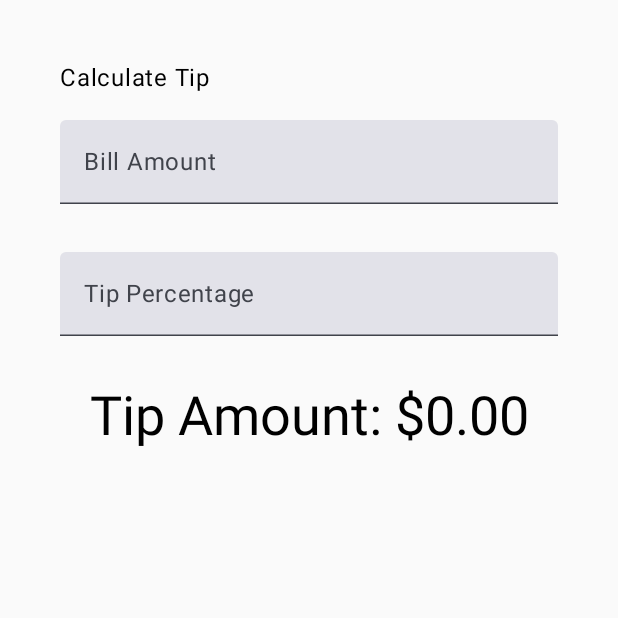
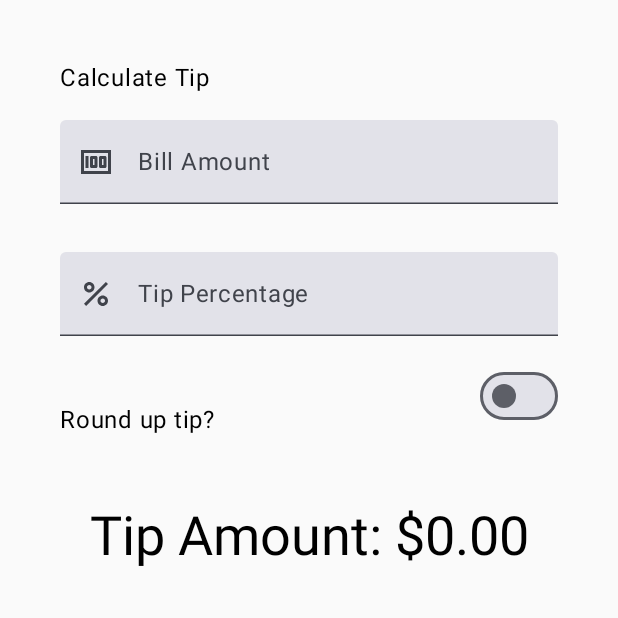
Before and after one commit to quangphatt/learn-android, an Android app built with Jetpack Compose: the screen it shows after launch (MainActivity), on a phone screen of 412 x 824 dp, the top half of it. Run offline under Robolectric (Android 15) with nearby library versions, the phone set to English and light mode, and no system bars.

Commit message:
Round up tip

```diff
--- a/TipTime/app/src/main/java/com/example/tiptime/MainActivity.kt
+++ b/TipTime/app/src/main/java/com/example/tiptime/MainActivity.kt
@@ -1,22 +1,28 @@
 package com.example.tiptime
 
 import android.os.Bundle
+import androidx.compose.material3.Switch
 import androidx.activity.ComponentActivity
 import androidx.activity.compose.setContent
 import androidx.activity.enableEdgeToEdge
+import androidx.annotation.DrawableRes
 import androidx.annotation.StringRes
 import androidx.compose.foundation.layout.Arrangement
 import androidx.compose.foundation.layout.Column
+import androidx.compose.foundation.layout.Row
 import androidx.compose.foundation.layout.Spacer
 import androidx.compose.foundation.layout.fillMaxSize
 import androidx.compose.foundation.layout.fillMaxWidth
 import androidx.compose.foundation.layout.height
 import androidx.compose.foundation.layout.padding
 import androidx.compose.foundation.layout.safeDrawingPadding
+import androidx.compose.foundation.layout.size
 import androidx.compose.foundation.layout.statusBarsPadding
+import androidx.compose.foundation.layout.wrapContentWidth
 import androidx.compose.foundation.rememberScrollState
 import androidx.compose.foundation.text.KeyboardOptions
 import androidx.compose.foundation.verticalScroll
+import androidx.compose.material3.Icon
 import androidx.compose.material3.MaterialTheme
 import androidx.compose.material3.Scaffold
 import androidx.compose.material3.Text
@@ -34,6 +40,7 @@ import androidx.compose.runtime.mutableStateOf
 import androidx.compose.runtime.remember
 import androidx.compose.runtime.getValue
 import androidx.compose.runtime.setValue
+import androidx.compose.ui.res.painterResource
 import androidx.compose.ui.text.input.ImeAction
 import androidx.compose.ui.text.input.KeyboardType
 
@@ -55,7 +62,8 @@ fun TipTimeLayout() {
     var tipInput by remember { mutableStateOf("") }
     val amount = amountInput.toDoubleOrNull() ?: 0.0
     val tipPercent = tipInput.toDoubleOrNull() ?: 0.0
-    val tip = calculateTip(amount, tipPercent)
+    var roundUp by remember { mutableStateOf(false) }
+    val tip = calculateTip(amount, tipPercent, roundUp)
 
     Column(
         modifier = Modifier
@@ -74,6 +82,7 @@ fun TipTimeLayout() {
         )
         EditNumberField(
             label = R.string.bill_amount,
+            leadingIcon = R.drawable.money,
             value = amountInput,
             onValueChange = { amountInput = it },
             keyboardOptions = KeyboardOptions.Default.copy(
@@ -86,6 +95,7 @@ fun TipTimeLayout() {
         )
         EditNumberField(
             label = R.string.how_was_the_service,
+            leadingIcon = R.drawable.percent,
             value = tipInput,
             onValueChange = { tipInput = it },
             keyboardOptions = KeyboardOptions.Default.copy(
@@ -93,6 +103,11 @@ fun TipTimeLayout() {
                 imeAction = ImeAction.Done
             ),
             modifier = Modifier.padding(bottom = 32.dp).fillMaxWidth()
+        )
+        RoundTheTipRow(
+            roundUp = roundUp,
+            onRoundUpChanged = { roundUp = it },
+            modifier = Modifier.padding(bottom = 32.dp)
         )
         Text(
             text = stringResource(R.string.tip_amount, tip),
@@ -105,6 +120,7 @@ fun TipTimeLayout() {
 @Composable
 fun EditNumberField(
     @StringRes label: Int,
+    @DrawableRes leadingIcon: Int,
     value: String,
     onValueChange: (String) -> Unit,
     keyboardOptions: KeyboardOptions,
@@ -112,6 +128,7 @@ fun EditNumberField(
 ) {
     TextField(
         value = value,
+        leadingIcon = { Icon(painter = painterResource(id = leadingIcon), null) },
         onValueChange = onValueChange,
         label = { Text(stringResource(label)) },
         singleLine = true,
@@ -120,8 +137,38 @@ fun EditNumberField(
     )
 }
 
-private fun calculateTip(amount: Double, tipPercent: Double = 15.0): String {
-    val tip = tipPercent / 100 * amount
+@Composable
+fun RoundTheTipRow(
+    roundUp: Boolean,
+    onRoundUpChanged: (Boolean) -> Unit,
+    modifier: Modifier = Modifier
+) {
+    Row(
+        modifier = modifier
+            .fillMaxWidth()
+            .size(48.dp),
+        verticalAlignment = Alignment.CenterVertically
+    ) {
+        Text(text = stringResource(R.string.round_up_tip))
+        Switch(
+            checked = roundUp,
+            onCheckedChange = onRoundUpChanged,
+            modifier = modifier
+                .fillMaxWidth()
+                .wrapContentWidth(Alignment.End),
+        )
+    }
+}
+
+private fun calculateTip(
+    amount: Double,
+    tipPercent: Double = 15.0,
+    roundUp: Boolean
+): String {
+    var tip = tipPercent / 100 * amount
+    if (roundUp) {
+        tip = kotlin.math.ceil(tip)
+    }
     return NumberFormat.getCurrencyInstance().format(tip)
 }
 
--- /dev/null
+++ b/TipTime/app/src/main/res/drawable/money.xml
@@ -0,0 +1,22 @@
+<!--
+  ~ Copyright (C) 2023 The Android Open Source Project
+  ~
+  ~ Licensed under the Apache License, Version 2.0 (the "License");
+  ~ you may not use this file except in compliance with the License.
+  ~ You may obtain a copy of the License at
+  ~
+  ~      https://www.apache.org/licenses/LICENSE-2.0
+  ~
+  ~ Unless required by applicable law or agreed to in writing, software
+  ~ distributed under the License is distributed on an "AS IS" BASIS,
+  ~ WITHOUT WARRANTIES OR CONDITIONS OF ANY KIND, either express or implied.
+  ~ See the License for the specific language governing permissions and
+  ~ limitations under the License.
+  -->
+
+<vector android:height="24dp" android:tint="#000000"
+    android:viewportHeight="24" android:viewportWidth="24"
+    android:width="24dp" xmlns:android="http://schemas.android.com/apk/res/android">
+    <path android:fillColor="@android:color/white" android:pathData="M5,8h2v8L5,16zM12,8L9,8c-0.55,0 -1,0.45 -1,1v6c0,0.55 0.45,1 1,1h3c0.55,0 1,-0.45 1,-1L13,9c0,-0.55 -0.45,-1 -1,-1zM11,14h-1v-4h1v4zM18,8h-3c-0.55,0 -1,0.45 -1,1v6c0,0.55 0.45,1 1,1h3c0.55,0 1,-0.45 1,-1L19,9c0,-0.55 -0.45,-1 -1,-1zM17,14h-1v-4h1v4z"/>
+    <path android:fillColor="@android:color/white" android:pathData="M2,4v16h20L22,4L2,4zM4,18L4,6h16v12L4,18z"/>
+</vector>
--- /dev/null
+++ b/TipTime/app/src/main/res/drawable/percent.xml
@@ -0,0 +1,23 @@
+<!--
+  ~ Copyright (C) 2023 The Android Open Source Project
+  ~
+  ~ Licensed under the Apache License, Version 2.0 (the "License");
+  ~ you may not use this file except in compliance with the License.
+  ~ You may obtain a copy of the License at
+  ~
+  ~      https://www.apache.org/licenses/LICENSE-2.0
+  ~
+  ~ Unless required by applicable law or agreed to in writing, software
+  ~ distributed under the License is distributed on an "AS IS" BASIS,
+  ~ WITHOUT WARRANTIES OR CONDITIONS OF ANY KIND, either express or implied.
+  ~ See the License for the specific language governing permissions and
+  ~ limitations under the License.
+  -->
+
+<vector android:height="24dp" android:tint="#000000"
+    android:viewportHeight="24" android:viewportWidth="24"
+    android:width="24dp" xmlns:android="http://schemas.android.com/apk/res/android">
+    <path android:fillColor="@android:color/white" android:pathData="M7.5,11C9.43,11 11,9.43 11,7.5S9.43,4 7.5,4S4,5.57 4,7.5S5.57,11 7.5,11zM7.5,6C8.33,6 9,6.67 9,7.5S8.33,9 7.5,9S6,8.33 6,7.5S6.67,6 7.5,6z"/>
+    <path android:fillColor="@android:color/white" android:pathData="M4.0025,18.5831l14.5875,-14.5875l1.4142,1.4142l-14.5875,14.5875z"/>
+    <path android:fillColor="@android:color/white" android:pathData="M16.5,13c-1.93,0 -3.5,1.57 -3.5,3.5s1.57,3.5 3.5,3.5s3.5,-1.57 3.5,-3.5S18.43,13 16.5,13zM16.5,18c-0.83,0 -1.5,-0.67 -1.5,-1.5s0.67,-1.5 1.5,-1.5s1.5,0.67 1.5,1.5S17.33,18 16.5,18z"/>
+</vector>
```
